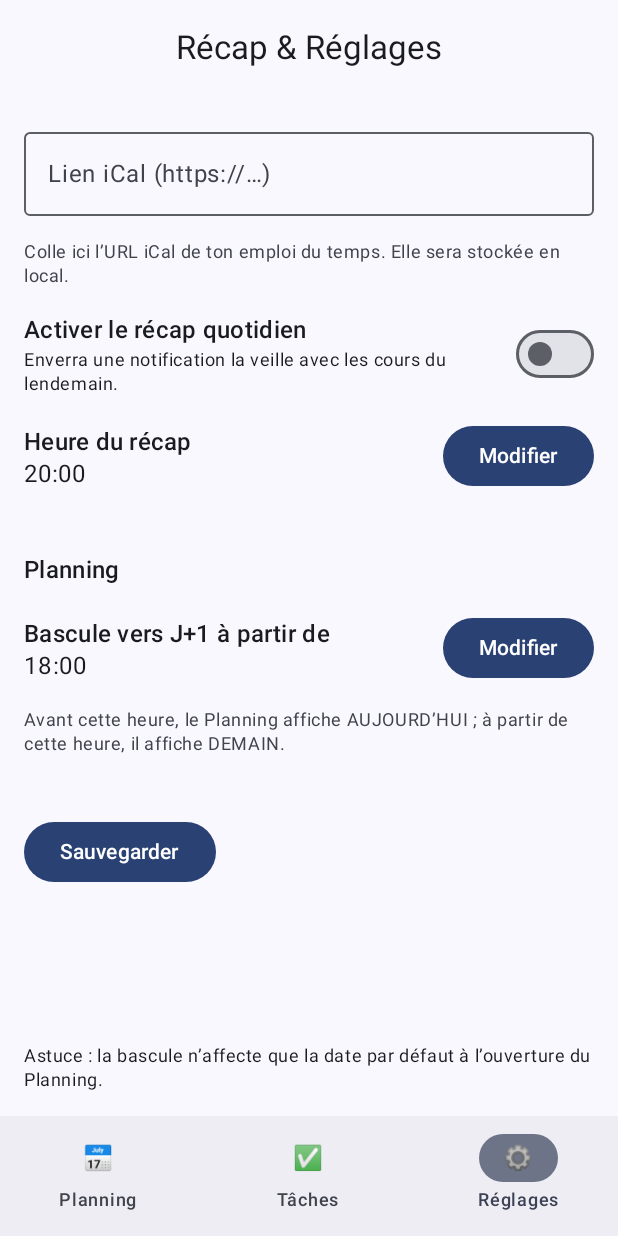
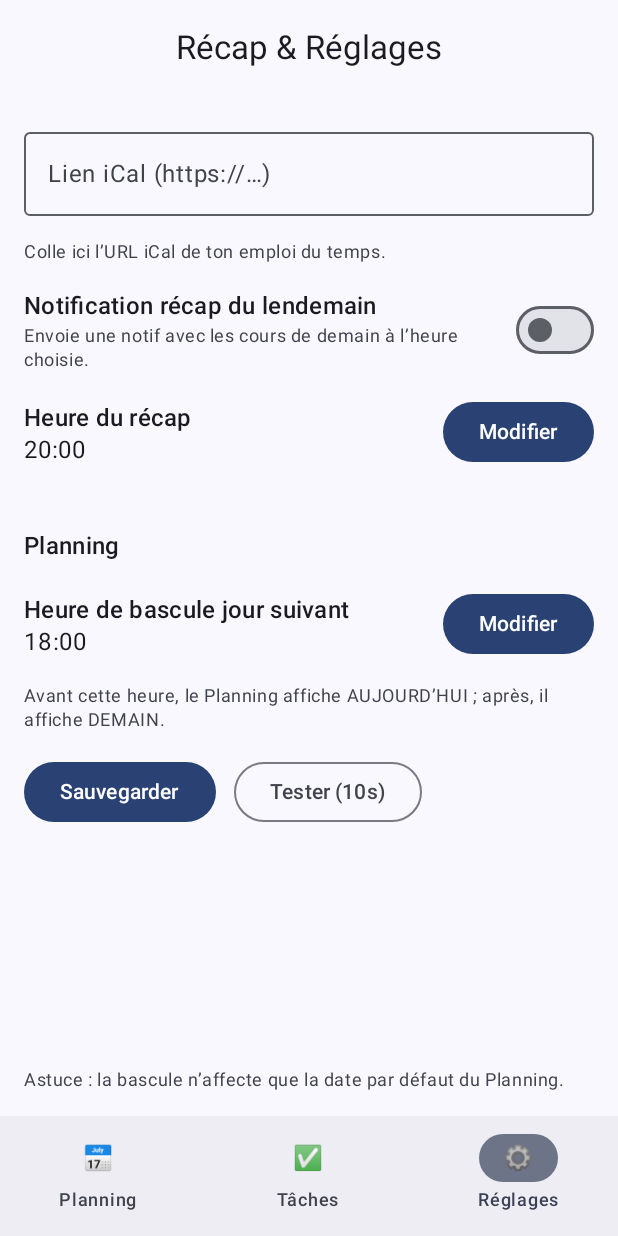
Before and after one commit to Laakiin/Ganbare, an Android app built with Jetpack Compose: the SettingsScreen screen opened through its navigation route, after a tap on "Sauvegarder", on a phone screen of 412 x 824 dp. Run offline under Robolectric (Android 15) with nearby library versions, the phone set to English and light mode, and no system bars; our stand-ins replace Dagger/Hilt's generated code; 1 statement that could not run was skipped.

Commit message:
Notifications added for daily Reminders

```diff
--- a/app/src/main/AndroidManifest.xml
+++ b/app/src/main/AndroidManifest.xml
@@ -16,8 +16,7 @@
 
         <activity
             android:name=".MainActivity"
-            android:exported="true"
-            android:windowSoftInputMode="adjustResize">
+            android:exported="true">
             <intent-filter>
                 <action android:name="android.intent.action.MAIN"/>
                 <category android:name="android.intent.category.LAUNCHER"/>
@@ -30,6 +29,7 @@
             android:exported="true">
             <intent-filter>
                 <action android:name="android.intent.action.BOOT_COMPLETED"/>
+                <action android:name="android.intent.action.MY_PACKAGE_REPLACED"/>
             </intent-filter>
         </receiver>
 
--- a/app/src/main/java/fr/lkn/ganbare/ui/screens/SettingsScreen.kt
+++ b/app/src/main/java/fr/lkn/ganbare/ui/screens/SettingsScreen.kt
@@ -3,20 +3,9 @@ package fr.lkn.ganbare.ui.screens
 import android.app.TimePickerDialog
 import android.widget.Toast
 import androidx.compose.foundation.layout.*
-import androidx.compose.material3.Button
-import androidx.compose.material3.CenterAlignedTopAppBar
-import androidx.compose.material3.CircularProgressIndicator
-import androidx.compose.material3.ExperimentalMaterial3Api
-import androidx.compose.material3.MaterialTheme
-import androidx.compose.material3.OutlinedTextField
-import androidx.compose.material3.Scaffold
-import androidx.compose.material3.Switch
-import androidx.compose.material3.Text
+import androidx.compose.material3.*
 import androidx.compose.runtime.Composable
 import androidx.compose.runtime.getValue
-import androidx.compose.runtime.mutableStateOf
-import androidx.compose.runtime.remember
-import androidx.compose.runtime.setValue
 import androidx.compose.ui.Alignment
 import androidx.compose.ui.Modifier
 import androidx.compose.ui.platform.LocalContext
@@ -24,6 +13,7 @@ import androidx.compose.ui.text.style.TextOverflow
 import androidx.compose.ui.unit.dp
 import androidx.lifecycle.compose.collectAsStateWithLifecycle
 import androidx.lifecycle.viewmodel.compose.viewModel
+import fr.lkn.ganbare.core.work.Scheduler
 import fr.lkn.ganbare.ui.vm.SettingsViewModel
 import java.util.Locale
 
@@ -38,20 +28,11 @@ fun SettingsScreen(
     val state by vm.state.collectAsStateWithLifecycle()
     val context = LocalContext.current
 
-    // booleans plus nécessaires avec le TimePicker natif (on affiche direct le dialog)
-    Scaffold(
-        topBar = {
-            CenterAlignedTopAppBar(title = { Text("Récap & Réglages") })
-        }
-    ) { padding ->
+    Scaffold(topBar = { CenterAlignedTopAppBar(title = { Text("Récap & Réglages") }) }) { padding ->
         Column(
-            modifier = Modifier
-                .padding(padding)
-                .padding(16.dp)
-                .fillMaxSize(),
+            modifier = Modifier.padding(padding).padding(16.dp).fillMaxSize(),
             verticalArrangement = Arrangement.spacedBy(16.dp)
         ) {
-            // URL iCal
             OutlinedTextField(
                 value = state.icalUrl,
                 onValueChange = vm::onIcalUrlChange,
@@ -59,30 +40,26 @@ fun SettingsScreen(
                 singleLine = true,
                 modifier = Modifier.fillMaxWidth()
             )
-            AssistiveInfo("Colle ici l’URL iCal de ton emploi du temps. Elle sera stockée en local.")
+            AssistiveInfo("Colle ici l’URL iCal de ton emploi du temps.")
 
-            // Activation du récap
             Row(
                 verticalAlignment = Alignment.CenterVertically,
                 horizontalArrangement = Arrangement.SpaceBetween,
                 modifier = Modifier.fillMaxWidth()
             ) {
                 Column(Modifier.weight(1f)) {
-                    Text("Activer le récap quotidien", style = MaterialTheme.typography.titleMedium)
+                    Text("Notification récap du lendemain", style = MaterialTheme.typography.titleMedium)
                     Text(
-                        "Enverra une notification la veille avec les cours du lendemain.",
+                        "Envoie une notif avec les cours de demain à l’heure choisie.",
                         style = MaterialTheme.typography.bodySmall,
+                        color = MaterialTheme.colorScheme.onSurfaceVariant,
                         maxLines = 2,
                         overflow = TextOverflow.Ellipsis
                     )
                 }
-                Switch(
-                    checked = state.recapEnabled,
-                    onCheckedChange = vm::onRecapEnabledChange
-                )
+                Switch(checked = state.recapEnabled, onCheckedChange = vm::onRecapEnabledChange)
             }
 
-            // Heure du récap — bouton + TimePicker natif
             Row(
                 verticalAlignment = Alignment.CenterVertically,
                 horizontalArrangement = Arrangement.SpaceBetween,
@@ -90,38 +67,28 @@ fun SettingsScreen(
             ) {
                 Column(Modifier.weight(1f)) {
                     Text("Heure du récap", style = MaterialTheme.typography.titleMedium)
-                    Text(
-                        formatTime(state.hour, state.minute),
-                        style = MaterialTheme.typography.bodyLarge
-                    )
+                    Text(formatTime(state.recapHour, state.recapMinute), style = MaterialTheme.typography.bodyLarge)
                 }
                 Button(onClick = {
                     showTimePickerDialog(
                         context = context,
-                        initialHour = state.hour,
-                        initialMinute = state.minute
+                        initialHour = state.recapHour,
+                        initialMinute = state.recapMinute
                     ) { h, m -> vm.onHourMinuteChange(h, m) }
-                }) {
-                    Text("Modifier")
-                }
+                }) { Text("Modifier") }
             }
 
-            // Séparateur visuel
             Spacer(Modifier.height(8.dp))
             Text("Planning", style = MaterialTheme.typography.titleMedium)
 
-            // Heure de bascule vers J+1 — bouton + TimePicker natif
             Row(
                 verticalAlignment = Alignment.CenterVertically,
                 horizontalArrangement = Arrangement.SpaceBetween,
                 modifier = Modifier.fillMaxWidth()
             ) {
                 Column(Modifier.weight(1f)) {
-                    Text("Bascule vers J+1 à partir de", style = MaterialTheme.typography.titleMedium)
-                    Text(
-                        formatTime(state.switchHour, state.switchMinute),
-                        style = MaterialTheme.typography.bodyLarge
-                    )
+                    Text("Heure de bascule jour suivant", style = MaterialTheme.typography.titleMedium)
+                    Text(formatTime(state.switchHour, state.switchMinute), style = MaterialTheme.typography.bodyLarge)
                 }
                 Button(onClick = {
                     showTimePickerDialog(
@@ -129,18 +96,11 @@ fun SettingsScreen(
                         initialHour = state.switchHour,
                         initialMinute = state.switchMinute
                     ) { h, m -> vm.onSwitchHourMinuteChange(h, m) }
-                }) {
-                    Text("Modifier")
+                }) { Text("Modifier") }
             }
-            }
-            AssistiveInfo(
-                "Avant cette heure, le Planning affiche AUJOURD’HUI ; " +
-                        "à partir de cette heure, il affiche DEMAIN."
-            )
+            AssistiveInfo("Avant cette heure, le Planning affiche AUJOURD’HUI ; après, il affiche DEMAIN.")
 
-            Spacer(Modifier.height(8.dp))
-
-            // Bouton Sauvegarder
+            Row(horizontalArrangement = Arrangement.spacedBy(12.dp)) {
                 Button(
                     onClick = {
                         vm.saveAll()
@@ -149,20 +109,31 @@ fun SettingsScreen(
                     enabled = !state.isSaving
                 ) {
                     if (state.isSaving) {
-                    CircularProgressIndicator(
-                        modifier = Modifier.size(18.dp),
-                        strokeWidth = 2.dp
-                    )
+                        CircularProgressIndicator(modifier = Modifier.size(18.dp), strokeWidth = 2.dp)
                         Spacer(Modifier.width(8.dp))
                     }
                     Text("Sauvegarder")
                 }
 
+                // 🔧 Bouton de test : lance le worker dans 10 secondes
+                OutlinedButton(onClick = {
+                    Scheduler.debugRunIn(context, 10)
+                    Toast.makeText(context, "Test programmé dans 10s", Toast.LENGTH_SHORT).show()
+                }) {
+                    Text("Tester (10s)")
+                }
+            }
+
             Spacer(Modifier.weight(1f))
             Text(
-                "Astuce : la bascule n’affecte que la date par défaut à l’ouverture du Planning.",
-                style = MaterialTheme.typography.bodySmall
+                "Astuce : la bascule n’affecte que la date par défaut du Planning.",
+                style = MaterialTheme.typography.bodySmall,
+                color = MaterialTheme.colorScheme.onSurfaceVariant
             )
+
+            state.error?.let {
+                Text(it, color = MaterialTheme.colorScheme.error, style = MaterialTheme.typography.bodySmall)
+            }
         }
     }
 }
@@ -171,24 +142,20 @@ private fun showTimePickerDialog(
     context: android.content.Context,
     initialHour: Int,
     initialMinute: Int,
-    onTimePicked: (Int, Int) -> Unit
+    onPicked: (Int, Int) -> Unit
 ) {
-    TimePickerDialog(
+    android.app.TimePickerDialog(
         context,
-        { _, hourOfDay, minute -> onTimePicked(hourOfDay, minute) },
+        { _, h, m -> onPicked(h, m) },
         initialHour.coerceIn(0, 23),
         initialMinute.coerceIn(0, 59),
-        true // 24h
+        true
     ).show()
 }
 
 @Composable
 private fun AssistiveInfo(text: String) {
-    Text(
-        text,
-        style = MaterialTheme.typography.bodySmall,
-        color = MaterialTheme.colorScheme.onSurfaceVariant
-    )
+    Text(text, style = MaterialTheme.typography.bodySmall, color = MaterialTheme.colorScheme.onSurfaceVariant)
 }
 
 private fun formatTime(h: Int, m: Int): String =
--- a/app/src/main/java/fr/lkn/ganbare/ui/vm/SettingsViewModel.kt
+++ b/app/src/main/java/fr/lkn/ganbare/ui/vm/SettingsViewModel.kt
@@ -6,6 +6,7 @@ import androidx.lifecycle.ViewModelProvider
 import androidx.lifecycle.viewModelScope
 import fr.lkn.ganbare.core.prefs.PreferencesManager
 import fr.lkn.ganbare.core.prefs.Settings
+import fr.lkn.ganbare.core.work.Scheduler
 import kotlinx.coroutines.flow.MutableStateFlow
 import kotlinx.coroutines.flow.StateFlow
 import kotlinx.coroutines.flow.collectLatest
@@ -14,20 +15,17 @@ import kotlinx.coroutines.launch
 data class SettingsUiState(
     val icalUrl: String = "",
     val recapEnabled: Boolean = false,
-    val hour: Int = 20,
-    val minute: Int = 0,
-    val timeError: String? = null,
-
-    // Bascule J+1
+    val recapHour: Int = 20,
+    val recapMinute: Int = 0,
     val switchHour: Int = 18,
     val switchMinute: Int = 0,
-    val switchTimeError: String? = null,
-
     val isSaving: Boolean = false,
-    val savedOnce: Boolean = false
+    val savedOnce: Boolean = false,
+    val error: String? = null
 )
 
 class SettingsViewModel(
+    private val appContext: Context,
     private val prefs: PreferencesManager
 ) : ViewModel() {
 
@@ -36,12 +34,12 @@ class SettingsViewModel(
 
     init {
         viewModelScope.launch {
-            prefs.settingsFlow.collectLatest { s: Settings ->
+            prefs.settingsFlow.collectLatest { s ->
                 _state.value = _state.value.copy(
                     icalUrl = s.icalUrl,
                     recapEnabled = s.recapEnabled,
-                    hour = s.recapHour,
-                    minute = s.recapMinute,
+                    recapHour = s.recapHour,
+                    recapMinute = s.recapMinute,
                     switchHour = s.switchHour,
                     switchMinute = s.switchMinute
                 )
@@ -49,75 +47,34 @@ class SettingsViewModel(
         }
     }
 
-    fun onIcalUrlChange(url: String) {
-        _state.value = _state.value.copy(icalUrl = url, savedOnce = false)
-    }
-
-    fun onRecapEnabledChange(enabled: Boolean) {
-        _state.value = _state.value.copy(recapEnabled = enabled, savedOnce = false)
-    }
-
-    /** Saisie "HH:mm" pour l'heure du récap */
-    fun onTimeTextChange(text: String) {
-        val regex = Regex("""^\s*([01]?\d|2[0-3]):([0-5]\d)\s*$""")
-        if (regex.matches(text)) {
-            val (hStr, mStr) = text.trim().split(":")
-            val h = hStr.toInt()
-            val m = mStr.toInt()
-            _state.value = _state.value.copy(hour = h, minute = m, timeError = null, savedOnce = false)
-        } else {
-            _state.value = _state.value.copy(timeError = "Format attendu HH:mm")
-        }
-    }
-
-    fun onHourMinuteChange(hour: Int, minute: Int) {
-        _state.value = _state.value.copy(hour = hour, minute = minute, timeError = null, savedOnce = false)
-    }
-
-    /** Saisie "HH:mm" pour l'heure de bascule vers J+1 */
-    fun onSwitchTimeTextChange(text: String) {
-        val regex = Regex("""^\s*([01]?\d|2[0-3]):([0-5]\d)\s*$""")
-        if (regex.matches(text)) {
-            val (hStr, mStr) = text.trim().split(":")
-            val h = hStr.toInt()
-            val m = mStr.toInt()
-            _state.value = _state.value.copy(
-                switchHour = h,
-                switchMinute = m,
-                switchTimeError = null,
-                savedOnce = false
-            )
-        } else {
-            _state.value = _state.value.copy(switchTimeError = "Format attendu HH:mm")
-        }
-    }
-
-    fun onSwitchHourMinuteChange(hour: Int, minute: Int) {
-        _state.value = _state.value.copy(
-            switchHour = hour,
-            switchMinute = minute,
-            switchTimeError = null,
-            savedOnce = false
-        )
-    }
+    // --- edits depuis l'UI ---
+    fun onIcalUrlChange(url: String) { _state.value = _state.value.copy(icalUrl = url) }
+    fun onRecapEnabledChange(enabled: Boolean) { _state.value = _state.value.copy(recapEnabled = enabled) }
+    fun onHourMinuteChange(hour: Int, minute: Int) { _state.value = _state.value.copy(recapHour = hour, recapMinute = minute) }
+    fun onSwitchHourMinuteChange(hour: Int, minute: Int) { _state.value = _state.value.copy(switchHour = hour, switchMinute = minute) }
 
     fun saveAll() {
-        val st = _state.value
-        if (st.timeError != null || st.switchTimeError != null) return
+        val s = _state.value
+        _state.value = s.copy(isSaving = true, error = null)
         viewModelScope.launch {
-            _state.value = _state.value.copy(isSaving = true)
+            try {
+                // Sauvegarde
+                prefs.setIcalUrl(s.icalUrl)
+                prefs.setRecapEnabled(s.recapEnabled)
+                prefs.setRecapTime(s.recapHour, s.recapMinute)
+                prefs.setSwitchTime(s.switchHour, s.switchMinute)
 
-            // Sauvegarde URL iCal + recap
-            prefs.updateAll(
-                url = st.icalUrl,
-                enabled = st.recapEnabled,
-                hour = st.hour,
-                minute = st.minute
-            )
-            // Sauvegarde heure de bascule Planning
-            prefs.setSwitchTime(st.switchHour, st.switchMinute)
+                // Planification IMMÉDIATE selon l’état
+                if (s.recapEnabled) {
+                    Scheduler.scheduleDailySummary(appContext, s.recapHour, s.recapMinute)
+                } else {
+                    Scheduler.cancelDailySummary(appContext)
+                }
 
-            _state.value = _state.value.copy(isSaving = false, savedOnce = true)
+                _state.value = _state.value.copy(isSaving = false, savedOnce = true)
+            } catch (e: Exception) {
+                _state.value = _state.value.copy(isSaving = false, error = e.message ?: "Erreur inconnue")
+            }
         }
     }
 
@@ -126,7 +83,7 @@ class SettingsViewModel(
             @Suppress("UNCHECKED_CAST")
             override fun <T : ViewModel> create(modelClass: Class<T>): T {
                 val pm = PreferencesManager(context.applicationContext)
-                return SettingsViewModel(pm) as T
+                return SettingsViewModel(context.applicationContext, pm) as T
             }
         }
     }
```
Also changed, not shown: app/src/main/java/fr/lkn/ganbare/core/boot/BootReceiver.kt (+11 -17 lines), app/src/main/java/fr/lkn/ganbare/core/di/AppModule.kt (+8 -5 lines), app/src/main/java/fr/lkn/ganbare/core/notify/NotificationChannels.kt (+8 -11 lines), app/src/main/java/fr/lkn/ganbare/core/notify/Notifier.kt (+24 -19 lines), app/src/main/java/fr/lkn/ganbare/core/work/DailySummaryWorker.kt (+48 -50 lines), app/src/main/java/fr/lkn/ganbare/core/work/Scheduler.kt (+32 -28 lines). Lines whose indentation alone changed are shown as unchanged.
